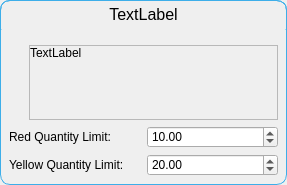
TheCodingJsoftware/Invigo, file ui/set_custom_limit_dialog.ui: the form before one commit.
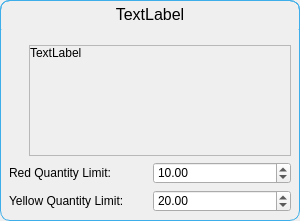
The form after the commit.

The edit to the form file:
```diff
--- a/ui/set_custom_limit_dialog.ui
+++ b/ui/set_custom_limit_dialog.ui
@@ -6,8 +6,8 @@
    <rect>
     <x>0</x>
     <y>0</y>
-    <width>287</width>
-    <height>185</height>
+    <width>300</width>
+    <height>221</height>
    </rect>
   </property>
   <property name="windowTitle">
@@ -153,8 +153,8 @@
               <rect>
                <x>0</x>
                <y>0</y>
-               <width>237</width>
-               <height>69</height>
+               <width>250</width>
+               <height>105</height>
               </rect>
              </property>
              <layout class="QVBoxLayout" name="verticalLayout_4">
```
